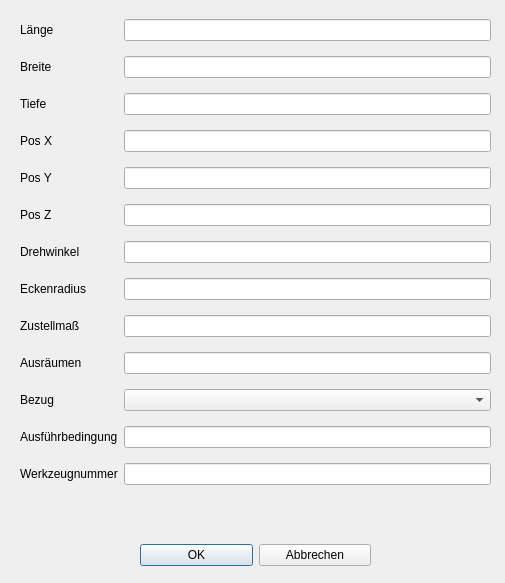
TischlerWilly/postprozessor, file Dialoge/dialog_bearb_rta.ui: the form before one commit.
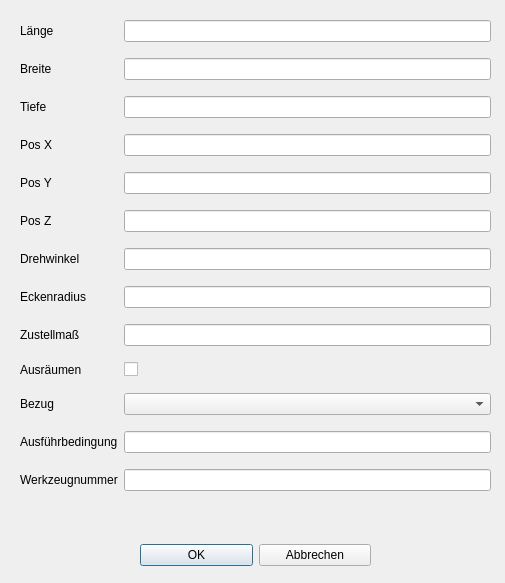
The form after the commit.

Patch:
```diff
--- a/Dialoge/dialog_bearb_rta.ui
+++ b/Dialoge/dialog_bearb_rta.ui
@@ -16,7 +16,7 @@
   <property name="modal">
    <bool>true</bool>
   </property>
-  <widget class="QWidget" name="">
+  <widget class="QWidget" name="layoutWidget">
    <property name="geometry">
     <rect>
      <x>20</x>
@@ -106,13 +106,6 @@
     <item row="1" column="1">
      <widget class="QLineEdit" name="lineEdit_b"/>
     </item>
-    <item row="9" column="0">
-     <widget class="QLabel" name="label_10">
-      <property name="text">
-       <string>Ausräumen</string>
-      </property>
-     </widget>
-    </item>
     <item row="2" column="0">
      <widget class="QLabel" name="label_3">
       <property name="text">
@@ -144,9 +137,6 @@
       </property>
      </widget>
     </item>
-    <item row="9" column="1">
-     <widget class="QLineEdit" name="lineEdit_raeumen"/>
-    </item>
     <item row="11" column="1">
      <widget class="QLineEdit" name="lineEdit_afb"/>
     </item>
@@ -156,9 +146,23 @@
     <item row="10" column="1">
      <widget class="QComboBox" name="comboBox_bezug"/>
     </item>
+    <item row="9" column="1">
+     <widget class="QCheckBox" name="checkBox_raeumen">
+      <property name="text">
+       <string/>
+      </property>
+     </widget>
+    </item>
+    <item row="9" column="0">
+     <widget class="QLabel" name="label_10">
+      <property name="text">
+       <string>Ausräumen</string>
+      </property>
+     </widget>
+    </item>
    </layout>
   </widget>
-  <widget class="QWidget" name="">
+  <widget class="QWidget" name="layoutWidget">
    <property name="geometry">
     <rect>
      <x>140</x>
```
Left out of the diff: 2 changed lines with no effect on the pictures.
